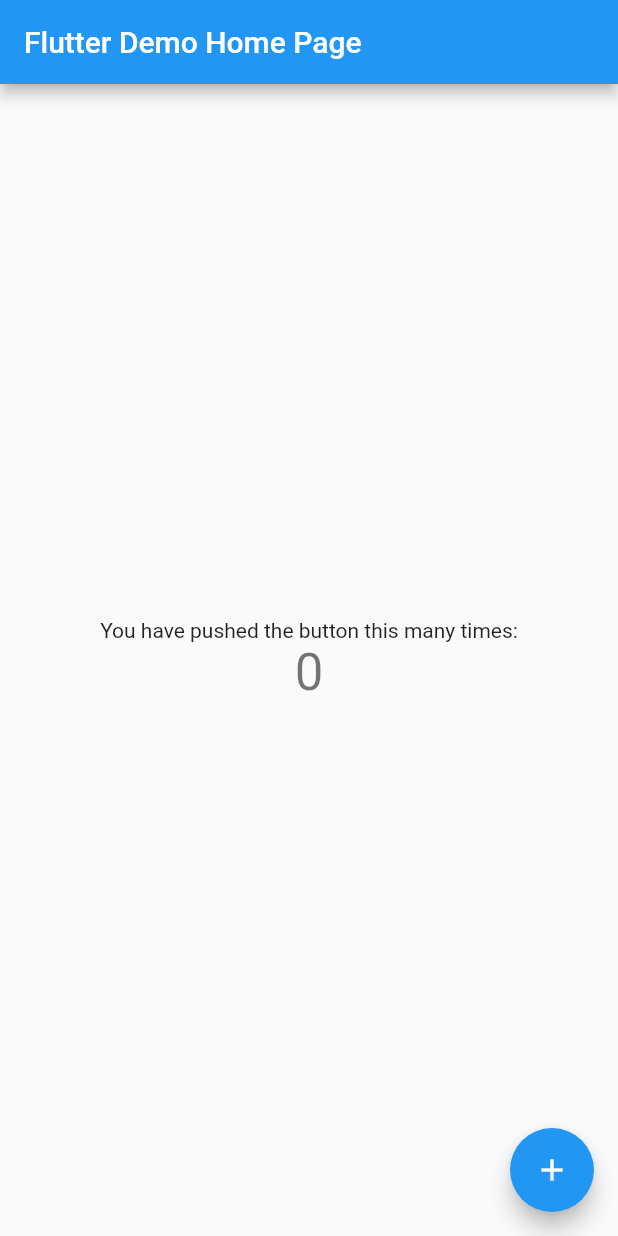
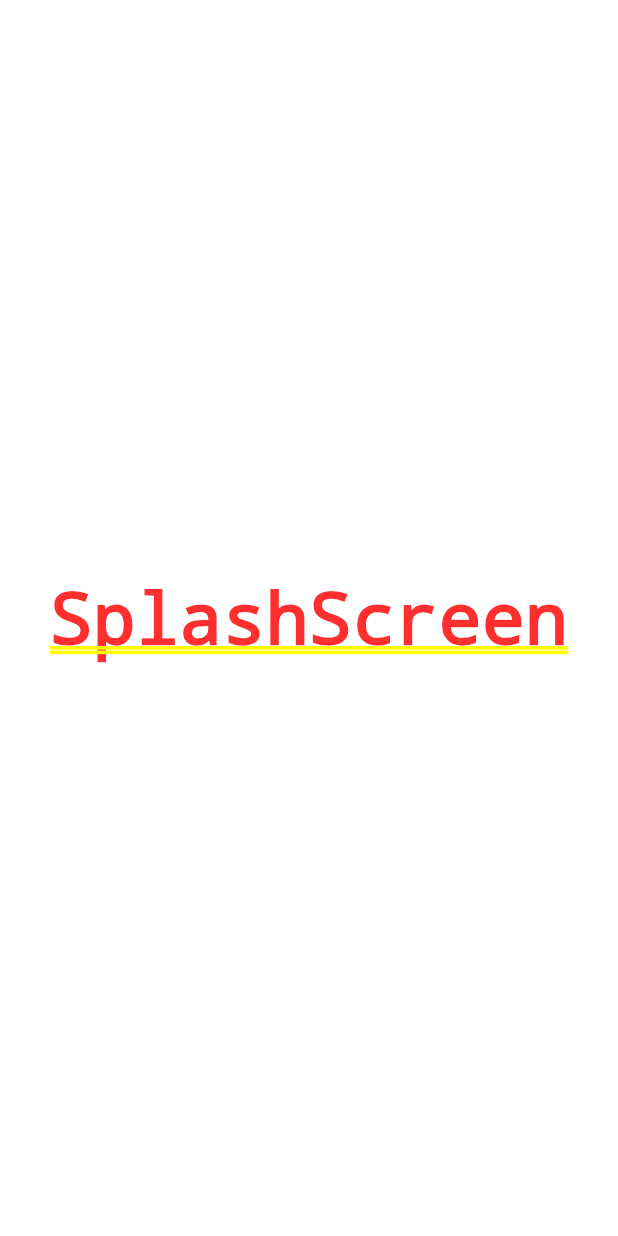
Before and after one commit to alvintriseptia/hello-doc, a Flutter app: the screen it shows after launch, on a phone screen of 412 x 824 dp. Run offline on Flutter 3.47's test engine with Material 2 defaults, Android fonts, the phone set to English and light mode, and no system bars; our stand-ins replace bloc, equatable, firebase_core; accounts and stored records are empty.

```diff
--- a/lib/core/preferences/colors.dart
+++ b/lib/core/preferences/colors.dart
@@ -7,4 +7,8 @@ class Colors {
   static const light = Color(0xFFf7fbff);
   static const primaryBlue = Color(0xFF0085ff);
   static const lightBlue = Color(0xFF85c3ff);
+  static const iconRed = Color(0xffFFB9B9);
+  static const iconYellow = Color(0xffFFCA86);
+  static const iconPurple = Color(0xffBCB3F6);
+  static const iconBlue = Color(0xff84C3FE);
 }
--- /dev/null
+++ b/lib/features/onboarding/presentation/pages/onboarding_page.dart
@@ -0,0 +1,13 @@
+import 'package:flutter/material.dart';
+import 'package:hello_doc/core/preferences/preferences.dart';
+
+class OnboardingPage extends StatelessWidget {
+  const OnboardingPage({Key? key}) : super(key: key);
+
+  @override
+  Widget build(BuildContext context) {
+    return const Center(
+      child: Text('OnboardingPage'),
+    );
+  }
+}
--- /dev/null
+++ b/lib/features/splash_screen/presentation/pages/splash_screen.dart
@@ -0,0 +1,14 @@
+import 'package:flutter/material.dart';
+import 'package:hello_doc/core/preferences/preferences.dart';
+
+class SplashScreen extends StatelessWidget {
+  const SplashScreen({Key? key}) : super(key: key);
+
+  @override
+  Widget build(BuildContext context) {
+    return const Center(
+      child: Text('SplashScreen'),
+    );
+    ;
+  }
+}
--- a/lib/main.dart
+++ b/lib/main.dart
@@ -1,5 +1,7 @@
 import 'package:firebase_core/firebase_core.dart';
 import 'package:flutter/material.dart';
+import 'package:hello_doc/features/onboarding/presentation/pages/onboarding_page.dart';
+import 'package:hello_doc/features/splash_screen/presentation/pages/splash_screen.dart';
 
 void main() async {
   WidgetsFlutterBinding.ensureInitialized();
@@ -13,106 +15,9 @@ class MyApp extends StatelessWidget {
   // This widget is the root of your application.
   @override
   Widget build(BuildContext context) {
-    return MaterialApp(
-      title: 'Flutter Demo',
-      theme: ThemeData(
-        // This is the theme of your application.
-        //
-        // Try running your application with "flutter run". You'll see the
-        // application has a blue toolbar. Then, without quitting the app, try
-        // changing the primarySwatch below to Colors.green and then invoke
-        // "hot reload" (press "r" in the console where you ran "flutter run",
-        // or simply save your changes to "hot reload" in a Flutter IDE).
-        // Notice that the counter didn't reset back to zero; the application
-        // is not restarted.
-        primarySwatch: Colors.blue,
-      ),
-      home: const MyHomePage(title: 'Flutter Demo Home Page'),
-    );
+    return MaterialApp(title: 'Hello Doc', initialRoute: '/', routes: {
+      '/': (context) => const SplashScreen(),
+      '/onboarding': (context) => const OnboardingPage(),
+    });
   }
 }
-
-class MyHomePage extends StatefulWidget {
-  const MyHomePage({Key? key, required this.title}) : super(key: key);
-
-  // This widget is the home page of your application. It is stateful, meaning
-  // that it has a State object (defined below) that contains fields that affect
-  // how it looks.
-
-  // This class is the configuration for the state. It holds the values (in this
-  // case the title) provided by the parent (in this case the App widget) and
-  // used by the build method of the State. Fields in a Widget subclass are
-  // always marked "final".
-
-  final String title;
-
-  @override
-  State<MyHomePage> createState() => _MyHomePageState();
-}
-
-class _MyHomePageState extends State<MyHomePage> {
-  int _counter = 0;
-
-  void _incrementCounter() {
-    setState(() {
-      // This call to setState tells the Flutter framework that something has
-      // changed in this State, which causes it to rerun the build method below
-      // so that the display can reflect the updated values. If we changed
-      // _counter without calling setState(), then the build method would not be
-      // called again, and so nothing would appear to happen.
-      _counter++;
-    });
-  }
-
-  @override
-  Widget build(BuildContext context) {
-    // This method is rerun every time setState is called, for instance as done
-    // by the _incrementCounter method above.
-    //
-    // The Flutter framework has been optimized to make rerunning build methods
-    // fast, so that you can just rebuild anything that needs updating rather
-    // than having to individually change instances of widgets.
-    return Scaffold(
-      appBar: AppBar(
-        // Here we take the value from the MyHomePage object that was created by
-        // the App.build method, and use it to set our appbar title.
-        title: Text(widget.title),
-      ),
-      body: Center(
-        // Center is a layout widget. It takes a single child and positions it
-        // in the middle of the parent.
-        child: Column(
-          // Column is also a layout widget. It takes a list of children and
-          // arranges them vertically. By default, it sizes itself to fit its
-          // children horizontally, and tries to be as tall as its parent.
-          //
-          // Invoke "debug painting" (press "p" in the console, choose the
-          // "Toggle Debug Paint" action from the Flutter Inspector in Android
-          // Studio, or the "Toggle Debug Paint" command in Visual Studio Code)
-          // to see the wireframe for each widget.
-          //
-          // Column has various properties to control how it sizes itself and
-          // how it positions its children. Here we use mainAxisAlignment to
-          // center the children vertically; the main axis here is the vertical
-          // axis because Columns are vertical (the cross axis would be
-          // horizontal).
-          mainAxisAlignment: MainAxisAlignment.center,
-          children: <Widget>[
-            const Text(
-              'You have pushed the button this many times:',
-            ),
-            Text(
-              '$_counter',
-              style: Theme.of(context).textTheme.headline4,
-            ),
-          ],
-        ),
-      ),
-      floatingActionButton: FloatingActionButton(
-        onPressed: _incrementCounter,
-        tooltip: 'Increment',
-        child: const Icon(Icons.add),
-      ), // This trailing comma makes auto-formatting nicer for build methods.
-    );
-  }
-}
```
Also changed, not shown: assets/icons/allergists.png (added), assets/icons/cardiologists.png (added), assets/icons/dentist.png (added), assets/icons/dermatologist.png (added), assets/icons/ent-specialist.png (added), assets/icons/gastroenterologist.png (added), assets/icons/general-surgeons.png (added), assets/icons/neurologist.png (added), assets/icons/oncologist.png (added), assets/icons/opthamologist.png (added), assets/icons/pediatrician.png (added), assets/icons/psychiatrists.png (added), assets/images/doctor.png (added), assets/images/order.png (added), 2 more files.
